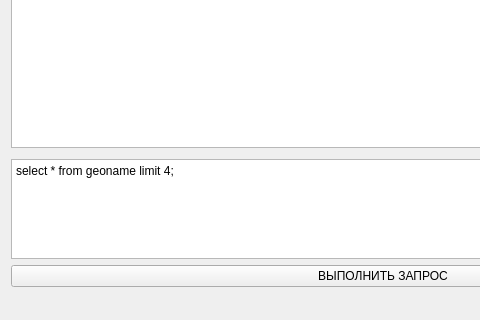
Above: mainwindow.ui from xpinguin/qt5-sample-gis before the change; both pictures show x 0 to 480 and y 215 to 535 of the 766 by 535 pixel window. Below: the same form after it.
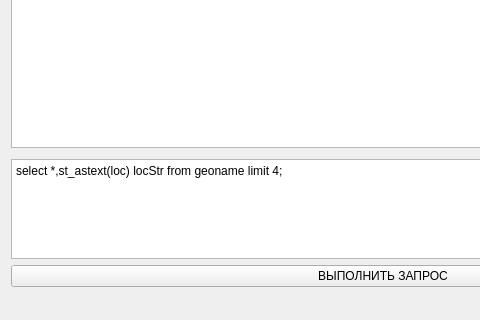
That is the form after the change.

Commit message: WKT representation selector (by the field name: 'locStr') // FIXME

The edit to the form file:
```diff
--- a/mainwindow.ui
+++ b/mainwindow.ui
@@ -56,7 +56,7 @@
            </size>
           </property>
           <property name="plainText">
-           <string>select * from geoname limit 4;</string>
+           <string>select *,st_astext(loc) locStr from geoname limit 4;</string>
           </property>
          </widget>
         </item>
```
The commit also changes 1 other file.
